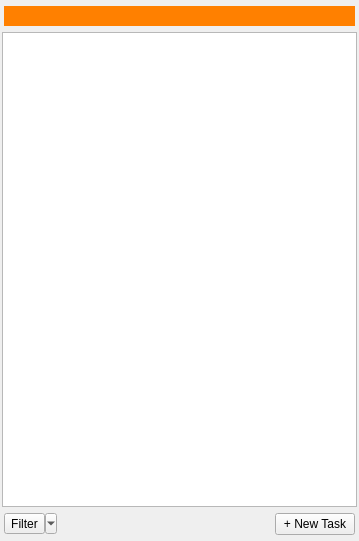
This is resources/my_tasks_form.ui in shotgunsoftware/tk-multi-workfiles2 as Qt 5 draws it before an edit. The edited form follows.
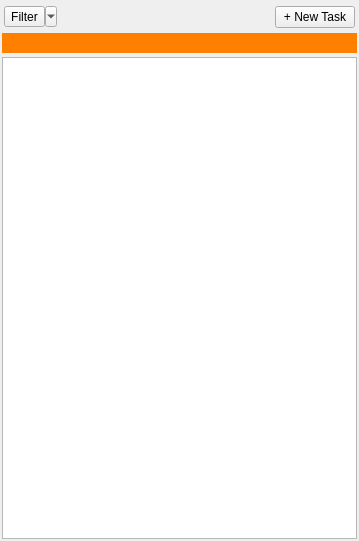
This is the edited form. Custom widgets are drawn as their Qt base class.

```diff
--- a/resources/my_tasks_form.ui
+++ b/resources/my_tasks_form.ui
@@ -13,9 +13,9 @@
   <property name="windowTitle">
    <string>Form</string>
   </property>
-  <layout class="QVBoxLayout" name="verticalLayout" stretch="0,1,0">
+  <layout class="QVBoxLayout" name="verticalLayout" stretch="0,0,1">
    <property name="spacing">
-    <number>-1</number>
+    <number>4</number>
    </property>
    <property name="leftMargin">
     <number>2</number>
@@ -27,36 +27,8 @@
     <number>2</number>
    </property>
    <property name="bottomMargin">
-    <number>6</number>
+    <number>2</number>
    </property>
-   <item>
-    <layout class="QHBoxLayout" name="horizontalLayout_2">
-     <property name="leftMargin">
-      <number>2</number>
-     </property>
-     <property name="rightMargin">
-      <number>2</number>
-     </property>
-     <item>
-      <widget class="SearchWidget" name="search_ctrl" native="true">
-       <property name="minimumSize">
-        <size>
-         <width>0</width>
-         <height>20</height>
-        </size>
-       </property>
-       <property name="styleSheet">
-        <string notr="true">#search_ctrl {
-background-color: rgb(255, 128, 0);
-}</string>
-       </property>
-      </widget>
-     </item>
-    </layout>
-   </item>
-   <item>
-    <widget class="MyTasksTreeView" name="task_tree"/>
-   </item>
    <item>
     <layout class="QHBoxLayout" name="horizontalLayout">
      <property name="leftMargin">
@@ -65,6 +37,9 @@
      <property name="rightMargin">
       <number>2</number>
      </property>
+     <property name="bottomMargin">
+      <number>1</number>
+     </property>
      <item>
       <widget class="QToolButton" name="toolButton">
        <property name="styleSheet">
@@ -106,6 +81,24 @@
      </item>
     </layout>
    </item>
+   <item>
+    <widget class="SearchWidget" name="search_ctrl" native="true">
+     <property name="minimumSize">
+      <size>
+       <width>0</width>
+       <height>20</height>
+      </size>
+     </property>
+     <property name="styleSheet">
+      <string notr="true">#search_ctrl {
+background-color: rgb(255, 128, 0);
+}</string>
+     </property>
+    </widget>
+   </item>
+   <item>
+    <widget class="MyTasksTreeView" name="task_tree"/>
+   </item>
   </layout>
  </widget>
  <customwidgets>
```
